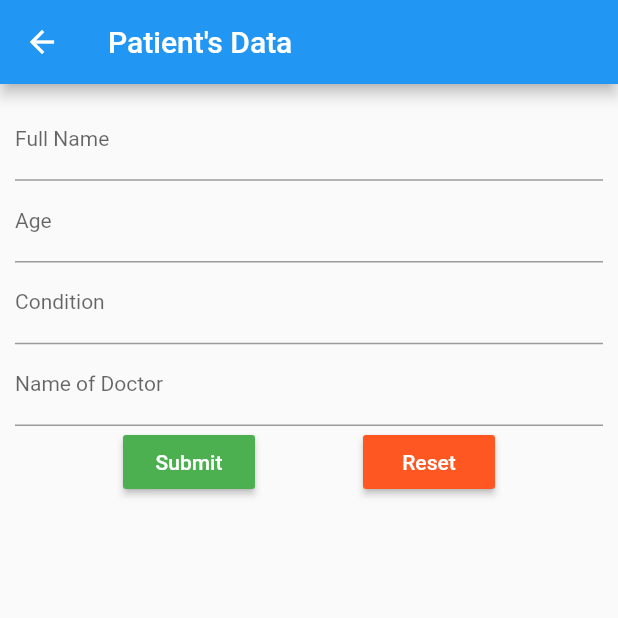
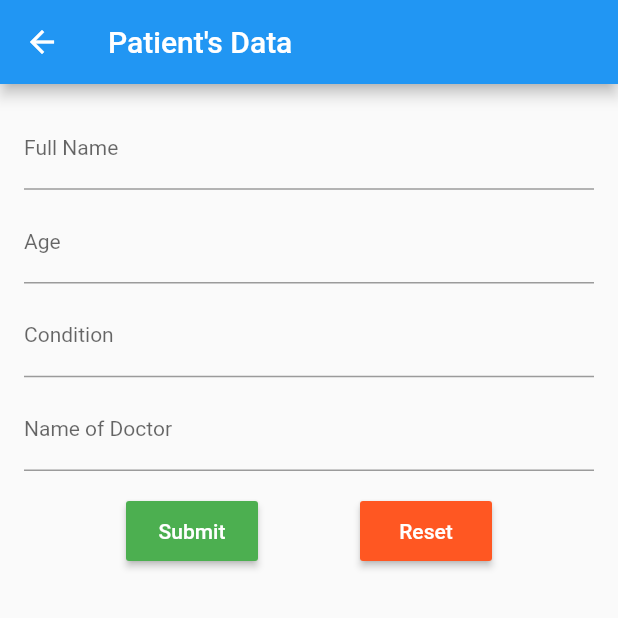
Before and after one commit to mohitsoni-dev/medicine_reminder, a Flutter app: the PatientAddForm screen opened directly, after a tap on "Submit", on a phone screen of 412 x 824 dp, the top half of it. Run offline on Flutter 3.47's test engine with Material 2 defaults, Android fonts, the light colour scheme and no system bars; drawn by our look-alikes of flutter_form_builder; our stand-ins replace sqflite; accounts and stored records are empty.

Commit message:
Made some edits in patienaddform.dart

```diff
--- a/lib/PatientAddForm.dart
+++ b/lib/PatientAddForm.dart
@@ -1,8 +1,4 @@
-import 'dart:io';
 import 'package:flutter/material.dart';
-import 'package:path/path.dart';
-import 'package:path_provider/path_provider.dart';
-import 'package:sqflite/sqflite.dart';
 import 'package:flutter_form_builder/flutter_form_builder.dart';
 
 class PatientAddForm extends StatefulWidget {
@@ -15,11 +11,12 @@ class _PatientAddFormState extends State<PatientAddForm> {
   void initState() {
     super.initState();
   }
+
   var data;
   bool autoValidate = true;
   bool readOnly = false;
   bool showSegmentedControl = true;
-  final  _fbKey = GlobalKey<FormBuilderState>();
+  final _fbKey = GlobalKey<FormBuilderState>();
 
   @override
   Widget build(BuildContext context) {
@@ -28,8 +25,7 @@ class _PatientAddFormState extends State<PatientAddForm> {
         title: Text("Patient's Data"),
       ),
       body: Padding(
-        padding: EdgeInsets.all(10),
-        child: SingleChildScrollView(
+        padding: EdgeInsets.all(16),
         child: Column(
           children: [
             FormBuilder(
@@ -43,64 +39,68 @@ class _PatientAddFormState extends State<PatientAddForm> {
                 children: [
                   FormBuilderTextField(
                     name: 'name',
-                      style: Theme.of(context).textTheme.body1,
-                      validator: FormBuilderValidators.compose([FormBuilderValidators.required(context)]),
+                    style: Theme.of(context).textTheme.bodyText2,
+                    validator: FormBuilderValidators.compose(
+                        [FormBuilderValidators.required(context)]),
                     decoration: InputDecoration(labelText: "Full Name"),
                   ),
-
-                    // FormBuilderDropdown(
-                    //   name: "gender",
-                    //   style: Theme.of(context).textTheme.body1,
-                    //   decoration: InputDecoration(labelText: "Gender"),
-                    //   // initialValue: 'Male',
-                    //   hint: Text('Select Gender'),
-                    //   validator: FormBuilderValidators.compose([FormBuilderValidators.required(context)]),
-                    //   items: ['Male', 'Female', 'Other']
-                    //       .map((gender) => DropdownMenuItem(
-                    //       value: gender, child: Text("$gender")))
-                    //       .toList(),
-                    // ),
+                  SizedBox(height: 8.0),
                   FormBuilderTextField(
                     name: "age",
-                      style: Theme.of(context).textTheme.body1,
+                    style: Theme.of(context).textTheme.bodyText2,
                     decoration: InputDecoration(labelText: "Age"),
                     keyboardType: TextInputType.number,
-                      validator:FormBuilderValidators.compose( [
+                    validator: FormBuilderValidators.compose([
                       FormBuilderValidators.numeric(context),
-                        FormBuilderValidators.max(context,70),
+                      FormBuilderValidators.max(context, 110),
                     ]),
                   ),
+                  SizedBox(height: 8.0),
                   FormBuilderTextField(
                     name: 'condition',
-                      style: Theme.of(context).textTheme.body1,
-                      validator: FormBuilderValidators.compose([FormBuilderValidators.required(context)]),
+                    style: Theme.of(context).textTheme.bodyText2,
+                    // validator: FormBuilderValidators.compose(
+                    //     [FormBuilderValidators.required(context)]),
                     decoration: InputDecoration(labelText: "Condition"),
                   ),
+                  SizedBox(height: 8.0),
                   FormBuilderTextField(
                     name: 'doctor',
-                      style: Theme.of(context).textTheme.body1,
-                      validator: FormBuilderValidators.compose([FormBuilderValidators.required(context)]),
+                    style: Theme.of(context).textTheme.bodyText2,
+                    // validator: FormBuilderValidators.compose(
+                    //     [FormBuilderValidators.required(context)]),
                     decoration: InputDecoration(labelText: "Name of Doctor"),
                   ),
                 ],
               ),
             ),
+            SizedBox(height: 16.0),
             Row(
               mainAxisSize: MainAxisSize.max,
               mainAxisAlignment: MainAxisAlignment.spaceEvenly,
               children: [
                 MaterialButton(
-                    child: Text("Submit",style: TextStyle(color: Colors.white),),
+                  height: 40.0,
+                  child: Text(
+                    "Submit",
+                    style: TextStyle(color: Colors.white),
+                  ),
                   color: Colors.green,
                   onPressed: () {
                     _fbKey.currentState.save();
                     if (_fbKey.currentState.validate()) {
+                      ScaffoldMessenger.of(context).showSnackBar(
+                          SnackBar(content: Text('Processing Data')));
                       print(_fbKey.currentState.value);
                     }
                   },
                 ),
                 MaterialButton(
-                    child: Text("Reset",style: TextStyle(color: Colors.white),),
+                  height: 40.0,
+                  child: Text(
+                    "Reset",
+                    style: TextStyle(color: Colors.white),
+                  ),
                   color: Colors.deepOrange,
                   onPressed: () {
                     _fbKey.currentState.reset();
@@ -111,7 +111,6 @@ class _PatientAddFormState extends State<PatientAddForm> {
           ],
         ),
       ),
-      ),
     );
   }
 }
```
Also changed, not shown: pubspec.lock. Lines whose indentation alone changed are shown as unchanged.
